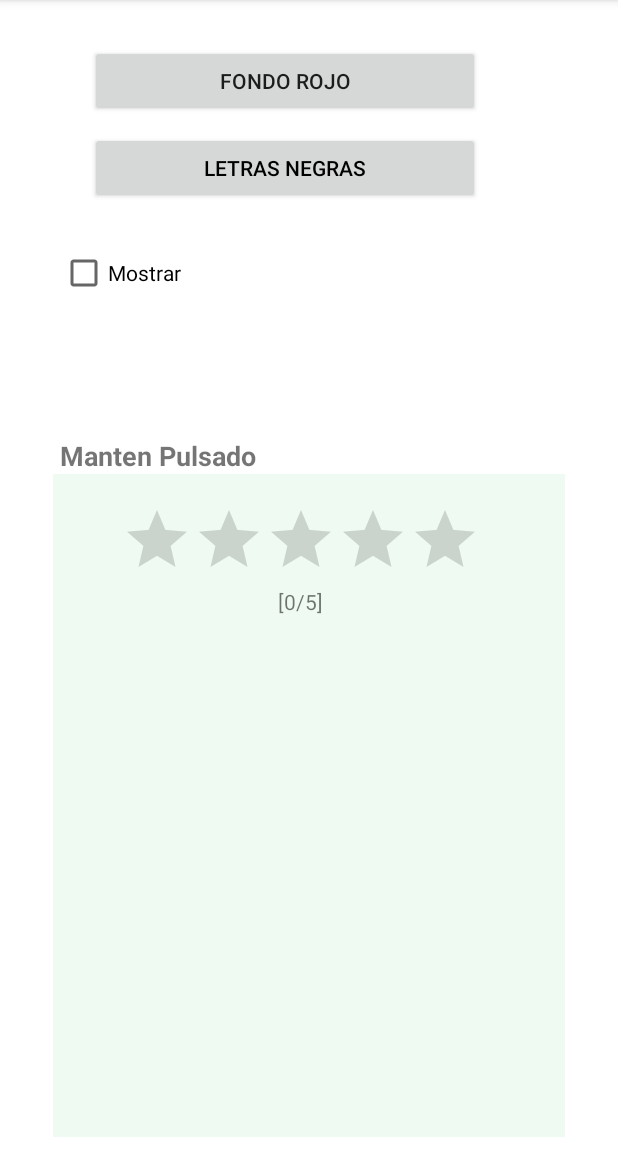
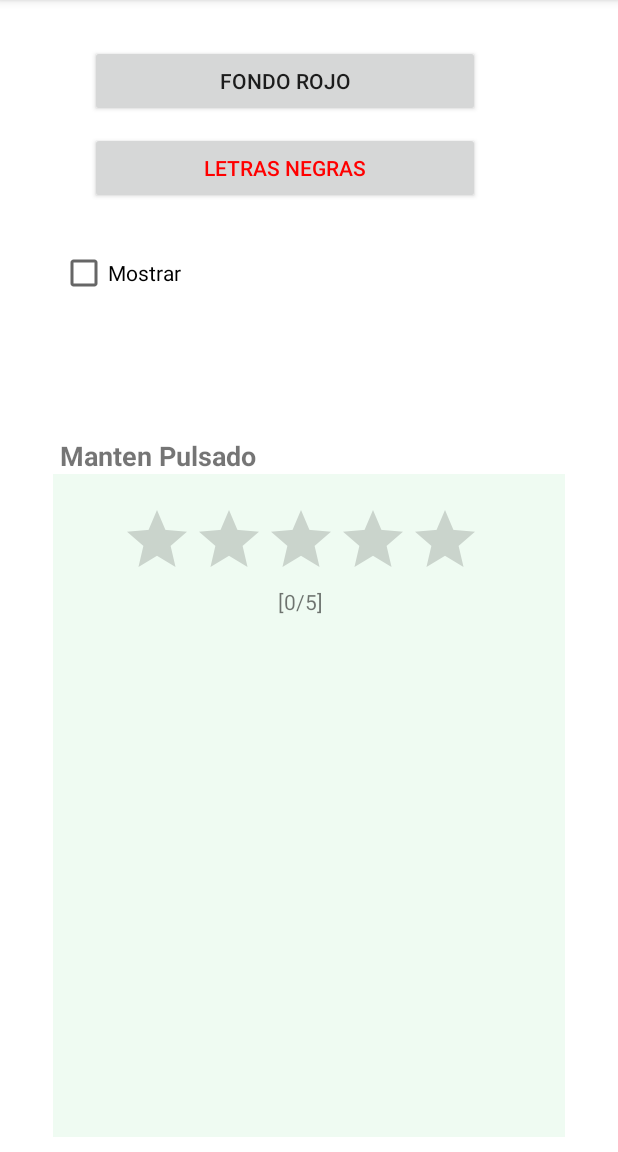
Before and after one commit to DavidMariB/Actividad4Interfaces, an Android app: the screen it shows after launch (MainActivity), after a tap on "LETRAS NEGRAS", on a phone screen of 412 x 824 dp, the part 84-1236 px from its top. Run offline under Robolectric (Android 15) with nearby library versions, the phone set to English and light mode, and no system bars.

Commit message:
Actividad Finalizada

```diff
--- a/app/src/main/java/com/davidmari/actividad4interfaces/MainActivity.java
+++ b/app/src/main/java/com/davidmari/actividad4interfaces/MainActivity.java
@@ -23,6 +23,8 @@ public class MainActivity extends AppCompatActivity {
     private TextView punt;
     private FrameLayout frame;
     private Button b1, b2;
+    private boolean background = true;
+    private boolean buttonColor = true;
 
     @Override
     protected void onCreate(Bundle savedInstanceState) {
@@ -66,21 +68,25 @@ public class MainActivity extends AppCompatActivity {
     }
 
     public void changeBackground(View v) {
-        if (frame.getBackground().equals(R.color.white)) {
+        if(background==true){
+            b1.setText("Fondo Blanco");
+            frame.setBackgroundColor(ContextCompat.getColor(getBaseContext(),R.color.red));
+        }else if(background==false){
             b1.setText("Fondo Rojo");
-            frame.setBackgroundColor(ContextCompat.getColor(getApplicationContext(), R.color.red));
-        } else if (frame.getBackground().equals(R.color.red)) {
-            b1.setText("Fondo Blanco");
-            frame.setBackgroundColor(ContextCompat.getColor(getApplicationContext(), R.color.white));
+            frame.setBackgroundColor(ContextCompat.getColor(getBaseContext(),R.color.white));
         }
+        background=!background;
     }
 
     public void buttonColor(View v) {
-        int color = ContextCompat.getColor(getApplicationContext(), R.color.black);
-        if(b2.getTextColors().equals(color)){
-            b2.setTextColor(ContextCompat.getColor(getApplicationContext(), R.color.red));
+        if(buttonColor==true){
+            b2.setText("Letras Negras");
+            b2.setTextColor(ContextCompat.getColor(getBaseContext(),R.color.red));
+        }else if(buttonColor==false){
+            b2.setText("Letras Rojas");
+            b2.setTextColor(ContextCompat.getColor(getBaseContext(),R.color.black));
         }
-
+        buttonColor=!buttonColor;
     }
 
 }
```
